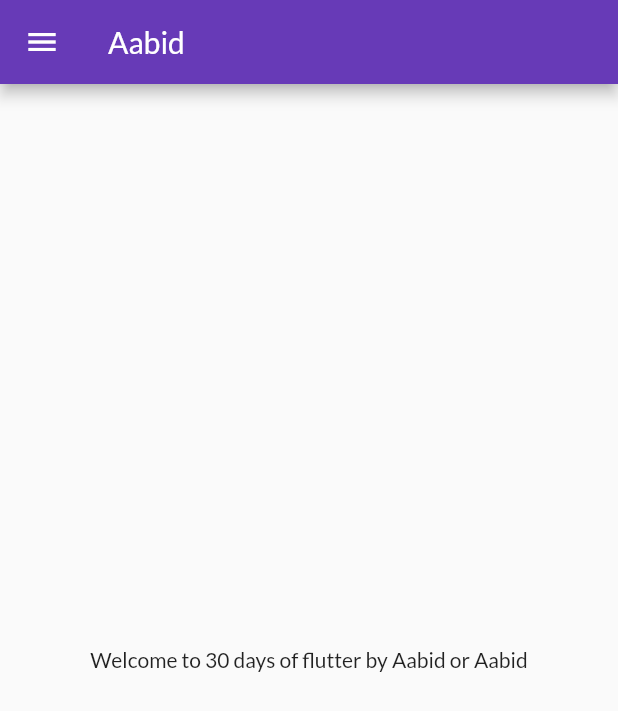
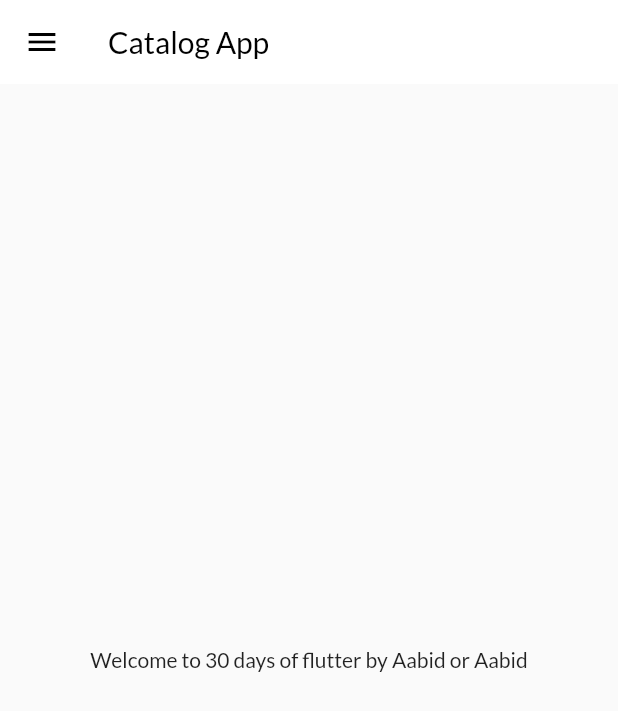
Before and after one commit to aabidsayeed1/30DaysOfFlutter, a Flutter app: the screen it shows after launch, on a phone screen of 412 x 824 dp. Shown: the top 711 px of the screen. Run offline on Flutter 3.47's test engine with Material 2 defaults, Android fonts, the phone set to English and light mode, and no system bars; our stand-ins replace google_fonts.

Commit message:
themes extracted

```diff
--- a/lib/main.dart
+++ b/lib/main.dart
@@ -1,7 +1,7 @@
 import 'package:flutter/material.dart';
 import 'package:flutter_application_1/pages/login_page.dart';
 import 'package:flutter_application_1/utills/routes.dart';
-import 'package:google_fonts/google_fonts.dart';
+import 'package:flutter_application_1/widgets/themes.dart';
 import 'pages/home_page.dart';
 
 void main() {
@@ -16,12 +16,9 @@ class MyApp extends StatelessWidget {
     return MaterialApp(
       //home: HomePage(),
       themeMode: ThemeMode.light,
-      theme: ThemeData(
-        primarySwatch: Colors.deepPurple,
-        fontFamily: GoogleFonts.lato().fontFamily,
-      ),
+      theme: MyTheme.lightTheme(context),
       debugShowCheckedModeBanner: false,
-      darkTheme: ThemeData(brightness: Brightness.dark),
+      darkTheme: MyTheme.darkTheme(context),
       initialRoute: MyRoutes.homeRoute,
       routes: {
         "/": (context) => LoginPage(),
--- a/lib/pages/home_page.dart
+++ b/lib/pages/home_page.dart
@@ -1,3 +1,5 @@
+// ignore_for_file: prefer_const_constructors
+
 import 'package:flutter/material.dart';
 import 'package:flutter_application_1/widgets/drawer.dart';
 
@@ -9,9 +11,11 @@ class HomePage extends StatelessWidget {
   Widget build(BuildContext context) {
     return Scaffold(
       appBar: AppBar(
-        title: Text("Aabid"),
+        title: Text("Catalog App",style: TextStyle(
+          color: Colors.black),),
       ),
       body: Center(
+        // ignore: avoid_unnecessary_containers
         child: Container(
           child: Text("Welcome to $days days of flutter by $name or " + name),
         ),
--- /dev/null
+++ b/lib/widgets/themes.dart
@@ -0,0 +1,20 @@
+// ignore_for_file: prefer_const_constructors
+
+import 'package:flutter/material.dart';
+import 'package:google_fonts/google_fonts.dart';
+
+class MyTheme {
+  static ThemeData lightTheme(BuildContext context) => ThemeData(
+      primarySwatch: Colors.deepPurple,
+      fontFamily: GoogleFonts.lato().fontFamily,
+      appBarTheme: AppBarTheme(
+        color: Colors.white,
+        elevation: 0.0,
+        iconTheme: IconThemeData(color: Colors.black),
+       // textTheme: Theme.of(context).textTheme,
+      ));
+
+  static ThemeData darkTheme(BuildContext context) => ThemeData(
+        brightness: Brightness.dark,
+      );
+}
```
